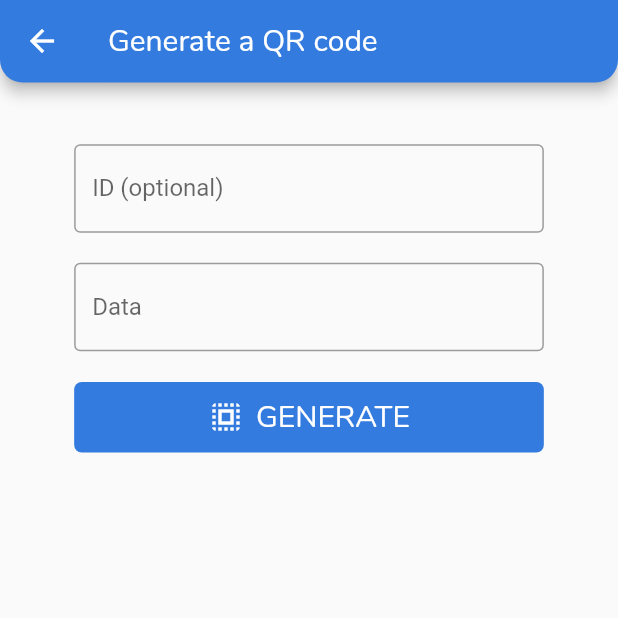
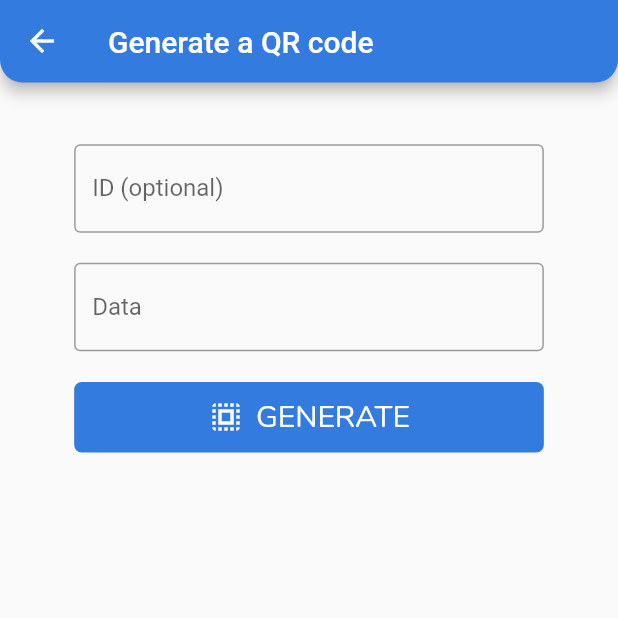
Before and after one commit to Nuxify/flirt, a Flutter app: the screen it shows after launch, after a tap on "GENERATE", on a phone screen of 412 x 824 dp, the top half of it. Run offline on Flutter 3.47's test engine with Material 2 defaults, Android fonts, the phone set to English and light mode, and no system bars; our stand-ins replace qr_flutter; missing offline and left inert: qr_code_scanner.

Commit message:
Transferred Theme property on MaterialApp Widget to a different file

```diff
--- /dev/null
+++ b/lib/config/themes.dart
@@ -0,0 +1,28 @@
+import 'package:flutter/material.dart';
+
+final ThemeData defaultTheme = _buildDefaultTheme();
+
+ThemeData _buildDefaultTheme() {
+  final ThemeData base = ThemeData.light();
+  return base.copyWith(
+    textTheme: _buildDefaultTextTheme(base.textTheme),
+    primaryColor: Color(0xFF347be0),
+    accentColor: Color(0xFF004e92),
+  );
+}
+
+TextTheme _buildDefaultTextTheme(TextTheme base) {
+  return base.copyWith(
+    headline4: TextStyle(
+      fontFamily: 'Nunito',
+      fontWeight: FontWeight.bold,
+      fontSize: 50,
+      color: Colors.black,
+    ),
+    bodyText1: TextStyle(
+      fontFamily: 'Nunito',
+      fontSize: 18,
+      color: Colors.white,
+    ),
+  );
+}
--- a/lib/main.dart
+++ b/lib/main.dart
@@ -1,4 +1,6 @@
 import 'package:flutter/material.dart';
+
+import 'config/themes.dart';
 
 import 'widgets/main_button_bar.dart';
 import 'widgets/top_bubble.dart';
@@ -12,24 +14,7 @@
     return MaterialApp(
       title: 'Flirt',
       home: _HomePageState(),
-      theme: ThemeData(
-        fontFamily: "Nunito",
-        textTheme: ThemeData.light().textTheme.copyWith(
-              headline4: TextStyle(
-                fontFamily: 'Nunito',
-                fontWeight: FontWeight.bold,
-                fontSize: 50,
-                color: Colors.black,
-              ),
-              bodyText1: TextStyle(
-                fontFamily: 'Nunito',
-                fontSize: 18,
-                color: Colors.white,
-              ),
-            ),
-        primaryColor: Color(0xFF347be0),
-        accentColor: Color(0xFF004e92),
-      ),
+      theme: defaultTheme,
     );
   }
 }
```
